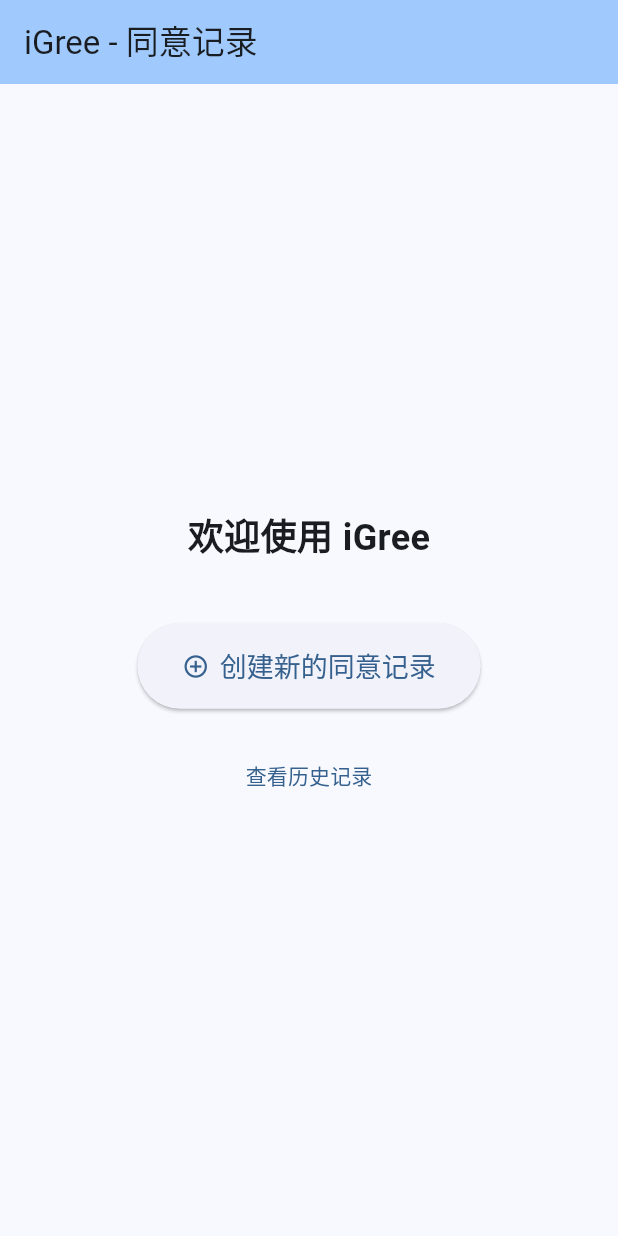
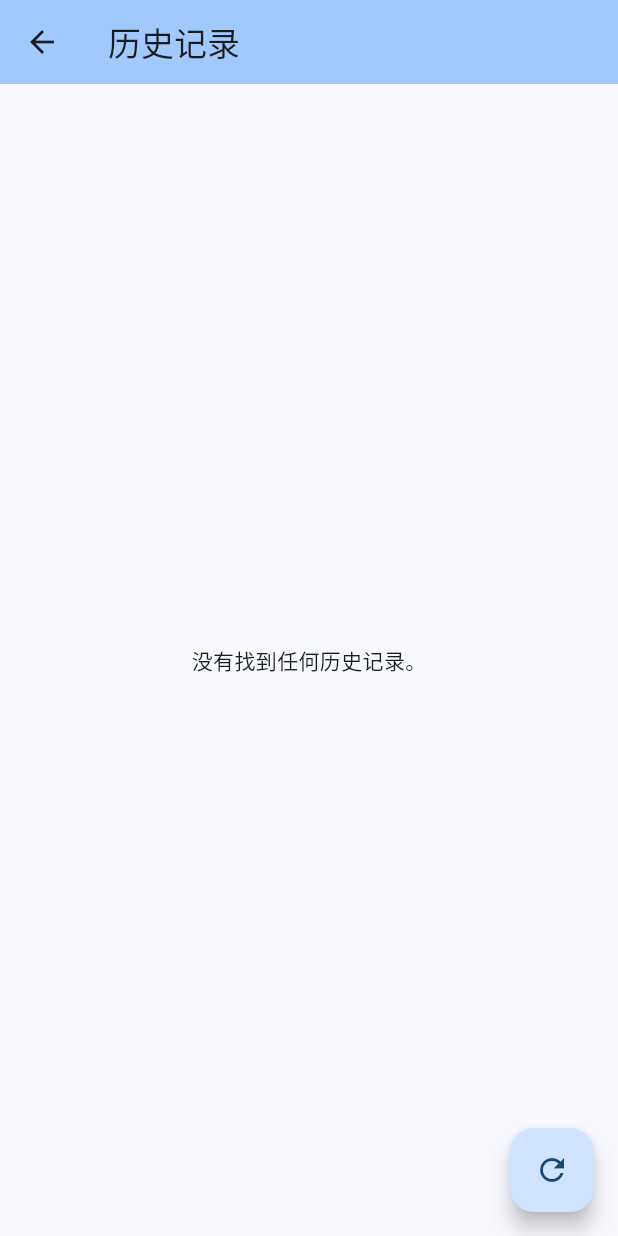
Before and after one commit to Disdjj/iGree, a Flutter app: the screen it shows after launch, after a tap on "查看历史记录", on a phone screen of 412 x 824 dp. Run offline on Flutter 3.47's test engine with Material 3 defaults, Android fonts, the light colour scheme and no system bars; our stand-ins replace permission_handler, signature; missing offline and left inert: record.

Commit message:
Add initial app screens and Android Gradle configuration

```diff
--- /dev/null
+++ b/lib/screens/history_screen.dart
@@ -0,0 +1,163 @@
+// lib/screens/history_screen.dart
+import 'dart:io';
+import 'dart:convert';
+import 'package:flutter/material.dart';
+import 'package:path_provider/path_provider.dart';
+
+// 用于存储单个记录信息的简单类
+class RecordInfo {
+  final String id; // 文件夹名 (时间戳)
+  final String recordTime; // 从 metadata.json 读取的时间
+  final String directoryPath; // 记录文件夹的完整路径
+
+  RecordInfo({required this.id, required this.recordTime, required this.directoryPath});
+}
+
+class HistoryScreen extends StatefulWidget {
+  const HistoryScreen({super.key});
+
+  @override
+  State<HistoryScreen> createState() => _HistoryScreenState();
+}
+
+class _HistoryScreenState extends State<HistoryScreen> {
+  List<RecordInfo> _records = [];
+  bool _isLoading = true;
+  String? _errorMessage;
+
+  @override
+  void initState() {
+    super.initState();
+    _loadRecords();
+  }
+
+  Future<void> _loadRecords() async {
+    setState(() {
+      _isLoading = true;
+      _errorMessage = null; // 重置错误信息
+    });
+    try {
+      final Directory appDocumentsDir = await getApplicationDocumentsDirectory();
+      final String recordsBasePath = '${appDocumentsDir.path}/igreen_records';
+      final Directory recordsDir = Directory(recordsBasePath);
+
+      if (!await recordsDir.exists()) {
+        // 如果记录目录不存在，说明没有记录
+        setState(() {
+          _records = [];
+          _isLoading = false;
+        });
+        return;
+      }
+
+      final List<FileSystemEntity> entities = recordsDir.listSync();
+      final List<RecordInfo> loadedRecords = [];
+
+      for (var entity in entities) {
+        // 确保是目录，并且目录名是纯数字 (时间戳)
+        if (entity is Directory && int.tryParse(entity.path.split(Platform.pathSeparator).last) != null) {
+          final metadataPath = '${entity.path}/metadata.json';
+          final metadataFile = File(metadataPath);
+
+          if (await metadataFile.exists()) {
+            try {
+              final String content = await metadataFile.readAsString();
+              final Map<String, dynamic> metadata = jsonDecode(content);
+              final String recordId = entity.path.split(Platform.pathSeparator).last;
+
+              // 确保 'recordTime' 存在于元数据中
+              if (metadata.containsKey('recordTime')) {
+                 loadedRecords.add(RecordInfo(
+                   id: recordId,
+                   recordTime: metadata['recordTime'] as String, // 从元数据获取时间
+                   directoryPath: entity.path, // 保存目录路径供后续使用
+                 ));
+              } else {
+                 print("警告: ${entity.path} 中的 metadata.json 缺少 'recordTime' 字段");
+              }
+            } catch (e) {
+              // 处理单个文件读取或 JSON 解析错误
+              print("无法加载记录 ${entity.path}: $e");
+              // 可以选择跳过这个记录或显示错误
+            }
+          } else {
+             print("警告: ${entity.path} 中缺少 metadata.json 文件");
+          }
+        }
+      }
+
+       // 按时间戳（文件夹名）降序排序，最新的在前面
+       loadedRecords.sort((a, b) => b.id.compareTo(a.id));
+
+
+      setState(() {
+        _records = loadedRecords;
+        _isLoading = false;
+      });
+    } catch (e) {
+      // 处理读取目录列表等一般性错误
+      print("加载记录失败: $e");
+      setState(() {
+        _errorMessage = "加载记录失败: $e";
+        _isLoading = false;
+      });
+    }
+  }
+
+  // TODO: 添加查看记录详情的功能
+  void _viewRecordDetail(RecordInfo record) {
+     // 在这里可以导航到新的详情页面，传入 record.directoryPath
+     print("查看记录详情: ${record.directoryPath}");
+     // 例如: Navigator.push(context, MaterialPageRoute(builder: (context) => RecordDetailScreen(recordPath: record.directoryPath)));
+     ScaffoldMessenger.of(context).showSnackBar(
+       SnackBar(content: Text('将在后续实现查看 ${record.recordTime} 的详情')),
+     );
+  }
+
+
+  @override
+  Widget build(BuildContext context) {
+    Widget bodyContent;
+
+    if (_isLoading) {
+      bodyContent = const Center(child: CircularProgressIndicator());
+    } else if (_errorMessage != null) {
+      bodyContent = Center(
+        child: Padding(
+          padding: const EdgeInsets.all(16.0),
+          child: Text('错误: $_errorMessage', style: const TextStyle(color: Colors.red)),
+        ),
+      );
+    } else if (_records.isEmpty) {
+      bodyContent = const Center(child: Text('没有找到任何历史记录。'));
+    } else {
+      bodyContent = ListView.builder(
+        itemCount: _records.length,
+        itemBuilder: (context, index) {
+          final record = _records[index];
+          return ListTile(
+            leading: const Icon(Icons.history), // 使用历史图标
+            title: Text('记录时间: ${record.recordTime}'),
+            subtitle: Text('ID: ${record.id}'), // 显示文件夹名作为 ID
+            trailing: const Icon(Icons.chevron_right), // 右侧箭头
+            onTap: () => _viewRecordDetail(record), // 点击查看详情
+          );
+        },
+      );
+    }
+
+    return Scaffold(
+      appBar: AppBar(
+        title: const Text('历史记录'),
+        backgroundColor: Theme.of(context).colorScheme.inversePrimary,
+      ),
+      body: bodyContent,
+      // 可以添加一个刷新按钮
+      floatingActionButton: FloatingActionButton(
+         onPressed: _loadRecords, // 重新加载记录
+         tooltip: '刷新',
+         child: const Icon(Icons.refresh),
+       ),
+    );
+  }
+}
--- a/lib/screens/home_screen.dart
+++ b/lib/screens/home_screen.dart
@@ -1,5 +1,6 @@
 import 'package:flutter/material.dart';
-import 'record_screen.dart'; // 稍后会创建这个文件
+import 'record_screen.dart';
+import 'history_screen.dart'; // 稍后会创建这个文件
 
 class HomeScreen extends StatelessWidget {
   const HomeScreen({super.key});
@@ -24,7 +25,6 @@
               icon: const Icon(Icons.add_circle_outline),
               label: const Text('创建新的同意记录'),
               onPressed: () {
-                // TODO: 导航到创建记录页面
                  Navigator.push(
                    context,
                    MaterialPageRoute(builder: (context) => const RecordScreen()),
@@ -38,7 +38,11 @@
             const SizedBox(height: 20), // 增加间距
             TextButton(
               onPressed: () {
-                // TODO: 导航到查看历史记录页面 (如果需要)
+                // 导航到查看历史记录页面
+                Navigator.push(
+                  context,
+                  MaterialPageRoute(builder: (context) => const HistoryScreen()),
+                );
               },
               child: const Text('查看历史记录'),
             )
```
Also changed, not shown: 1 other file.
